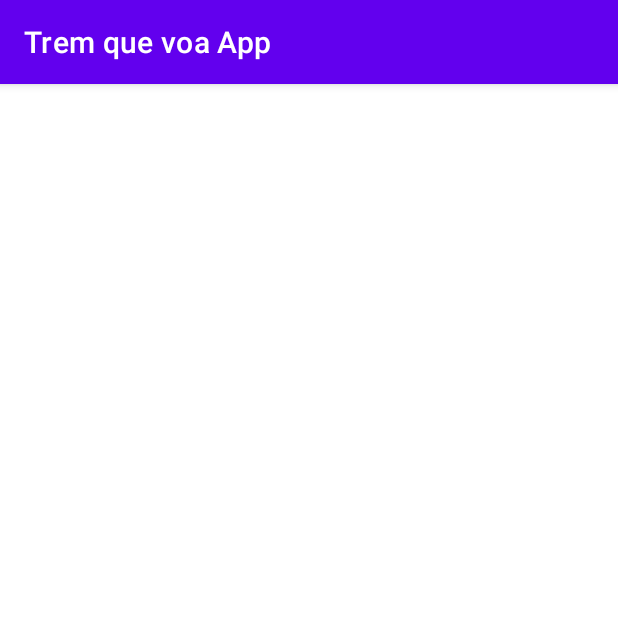
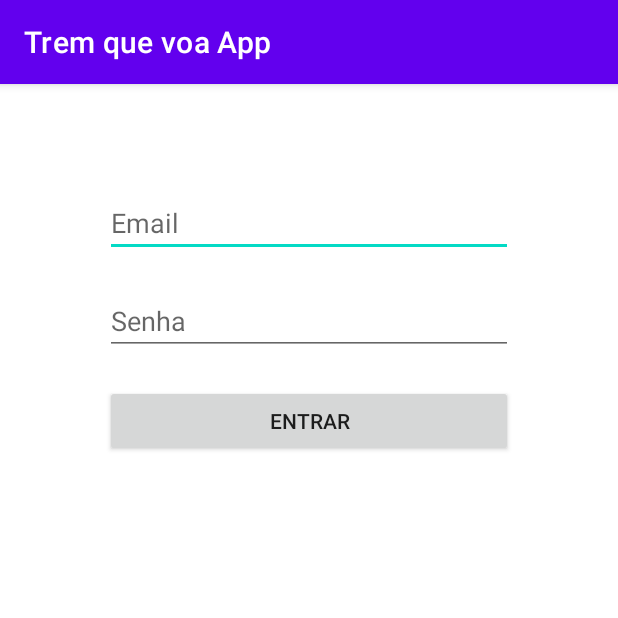
Before and after one commit to pbfn/Trem_que_voa_app, an Android app: the screen it shows after launch (MainActivity), on a phone screen of 412 x 824 dp, the top half of it. Run offline under Robolectric (Android 15) with nearby library versions, the phone set to English and light mode, and no system bars.

Commit message:
ViewModelLogin
Criado o viewModelLogin e ulizado no fragmentLogin.

```diff
--- a/app/build.gradle
+++ b/app/build.gradle
@@ -42,6 +42,7 @@ dependencies {
     implementation 'androidx.appcompat:appcompat:1.4.1'
     implementation 'com.google.android.material:material:1.5.0'
     implementation 'androidx.constraintlayout:constraintlayout:2.1.3'
+    implementation 'androidx.legacy:legacy-support-v4:1.0.0'
     testImplementation 'junit:junit:4.13.2'
     androidTestImplementation 'androidx.test.ext:junit:1.1.3'
     androidTestImplementation 'androidx.test.espresso:espresso-core:3.4.0'
--- a/app/src/main/java/com/br/ioasys/tremquevoa/activity/MainApplication.kt
+++ b/app/src/main/java/com/br/ioasys/tremquevoa/activity/MainApplication.kt
@@ -1,16 +1,17 @@
 package com.br.ioasys.tremquevoa.activity
 
 import android.app.Application
+import com.br.ioasys.tremquevoa.di.presentationModule
 import org.koin.android.ext.koin.androidContext
 import org.koin.core.context.startKoin
 
-class MainApplication: Application() {
+class MainApplication : Application() {
 
     override fun onCreate() {
         super.onCreate()
         startKoin {
             modules(
-
+                presentationModule
             ).androidContext(applicationContext)
         }
     }
--- /dev/null
+++ b/app/src/main/java/com/br/ioasys/tremquevoa/di/presentationModule.kt
@@ -0,0 +1,9 @@
+package com.br.ioasys.tremquevoa.di
+
+import com.br.ioasys.tremquevoa.presentation.viewmodel.LoginViewModel
+import org.koin.androidx.viewmodel.dsl.viewModel
+import org.koin.dsl.module
+
+val presentationModule = module {
+    viewModel { LoginViewModel() }
+}
--- /dev/null
+++ b/app/src/main/java/com/br/ioasys/tremquevoa/presentation/ui/fragments/LoginFragment.kt
@@ -0,0 +1,95 @@
+package com.br.ioasys.tremquevoa.presentation.ui.fragments
+
+import android.os.Bundle
+import android.util.Log
+import androidx.fragment.app.Fragment
+import android.view.LayoutInflater
+import android.view.View
+import android.view.ViewGroup
+import com.br.ioasys.tremquevoa.databinding.FragmentLoginBinding
+import com.br.ioasys.tremquevoa.presentation.viewmodel.LoginViewModel
+import com.br.ioasys.tremquevoa.util.ViewState
+import org.koin.androidx.viewmodel.ext.android.getViewModel
+
+class LoginFragment : Fragment() {
+
+    private var _binding: FragmentLoginBinding? = null
+    private val binding: FragmentLoginBinding get() = _binding!!
+    private val loginViewModel: LoginViewModel by lazy {
+        getViewModel()
+    }
+
+    override fun onCreateView(
+        inflater: LayoutInflater, container: ViewGroup?,
+        savedInstanceState: Bundle?
+    ): View = FragmentLoginBinding.inflate(inflater, container, false).apply {
+        _binding = this
+    }.root
+
+    override fun onDestroyView() {
+        super.onDestroyView()
+        _binding = null
+    }
+
+    override fun onViewCreated(view: View, savedInstanceState: Bundle?) {
+        super.onViewCreated(view, savedInstanceState)
+        setListeners()
+        addObserver()
+    }
+
+    private fun setListeners() {
+        binding.apply {
+            btnLogin.setOnClickListener {
+                checkInput(
+                    email = editTextEmail.text.toString(),
+                    password = editTextPassword.text.toString()
+                )
+            }
+        }
+    }
+
+    private fun checkInput(email: String?, password: String?) {
+        when {
+            email.isNullOrBlank() && password.isNullOrBlank() -> {
+                Log.d("LoginFragmentTeste", "Os dois estão vazios")
+            }
+            email.isNullOrBlank() -> {
+                Log.d("LoginFragmentTeste", "Email vazio")
+            }
+            password.isNullOrBlank() -> {
+                Log.d("LoginFragmentTeste", "Senha Vazia")
+            }
+            else -> {
+                Log.d("LoginFragmentTeste", "Ok, pode logar")
+                doLogin(
+                    email = email,
+                    password = password
+                )
+            }
+        }
+    }
+
+    private fun doLogin(email: String, password: String) {
+        loginViewModel.doLogin(
+            email = email,
+            password = password
+        )
+    }
+
+    private fun addObserver() {
+        loginViewModel.user.observe(viewLifecycleOwner) { response ->
+            when (response) {
+                is ViewState.Loading -> {
+                    Log.d("LoginFragmentTeste", "Carregando Login")
+                }
+                is ViewState.Success -> {
+
+                }
+                is ViewState.Error -> {
+
+                }
+            }
+        }
+    }
+
+}
--- /dev/null
+++ b/app/src/main/java/com/br/ioasys/tremquevoa/presentation/viewmodel/LoginViewModel.kt
@@ -0,0 +1,20 @@
+package com.br.ioasys.tremquevoa.presentation.viewmodel
+
+import androidx.lifecycle.LiveData
+import androidx.lifecycle.MutableLiveData
+import androidx.lifecycle.ViewModel
+import com.br.ioasys.tremquevoa.util.ViewState
+
+class LoginViewModel(
+
+):ViewModel() {
+
+    private var _user = MutableLiveData<ViewState<Boolean>>()
+    var user: LiveData<ViewState<Boolean>> = _user
+
+
+    fun doLogin(email: String, password: String) {
+        _user.postValue(ViewState.Loading)
+    }
+
+}
--- /dev/null
+++ b/app/src/main/res/layout/fragment_login.xml
@@ -0,0 +1,46 @@
+<?xml version="1.0" encoding="utf-8"?>
+<androidx.constraintlayout.widget.ConstraintLayout xmlns:android="http://schemas.android.com/apk/res/android"
+    xmlns:app="http://schemas.android.com/apk/res-auto"
+    xmlns:tools="http://schemas.android.com/tools"
+    android:layout_width="match_parent"
+    android:layout_height="match_parent"
+    tools:context=".presentation.ui.fragments.LoginFragment">
+
+
+    <androidx.appcompat.widget.AppCompatEditText
+        android:id="@+id/editTextEmail"
+        android:layout_width="0dp"
+        android:layout_height="wrap_content"
+        android:layout_marginHorizontal="70dp"
+        android:layout_marginTop="70dp"
+        android:hint="Email"
+        android:inputType="textEmailAddress"
+        android:singleLine="true"
+        app:layout_constraintEnd_toEndOf="parent"
+        app:layout_constraintStart_toStartOf="parent"
+        app:layout_constraintTop_toTopOf="parent" />
+
+    <androidx.appcompat.widget.AppCompatEditText
+        android:id="@+id/editTextPassword"
+        android:layout_width="0dp"
+        android:layout_height="wrap_content"
+        android:layout_marginHorizontal="70dp"
+        android:layout_marginTop="20dp"
+        android:hint="Senha"
+        android:inputType="textPassword"
+        app:layout_constraintEnd_toEndOf="parent"
+        app:layout_constraintStart_toStartOf="parent"
+        app:layout_constraintTop_toBottomOf="@+id/editTextEmail" />
+
+    <androidx.appcompat.widget.AppCompatButton
+        android:id="@+id/btnLogin"
+        android:layout_width="0dp"
+        android:layout_height="wrap_content"
+        android:layout_marginHorizontal="70dp"
+        android:layout_marginTop="20dp"
+        android:text="Entrar"
+        app:layout_constraintEnd_toEndOf="parent"
+        app:layout_constraintStart_toStartOf="parent"
+        app:layout_constraintTop_toBottomOf="@+id/editTextPassword" />
+
+</androidx.constraintlayout.widget.ConstraintLayout>
--- /dev/null
+++ b/app/src/main/res/navigation/nav_graph.xml
@@ -0,0 +1,13 @@
+<?xml version="1.0" encoding="utf-8"?>
+<navigation xmlns:android="http://schemas.android.com/apk/res/android"
+    xmlns:app="http://schemas.android.com/apk/res-auto"
+    xmlns:tools="http://schemas.android.com/tools"
+    android:id="@+id/nav_graph"
+    app:startDestination="@id/loginFragment">
+
+    <fragment
+        android:id="@+id/loginFragment"
+        android:name="com.br.ioasys.tremquevoa.presentation.ui.fragments.LoginFragment"
+        android:label="fragment_login"
+        tools:layout="@layout/fragment_login" />
+</navigation>
--- a/app/src/main/res/values/strings.xml
+++ b/app/src/main/res/values/strings.xml
@@ -1,3 +1,5 @@
 <resources>
     <string name="app_name">Trem que voa App</string>
+    <!-- TODO: Remove or change this placeholder text -->
+    <string name="hello_blank_fragment">Hello blank fragment</string>
 </resources>
```
Also changed, not shown: app/src/main/java/com/br/ioasys/tremquevoa/util/ViewState.kt (added, +18 -0 lines).
